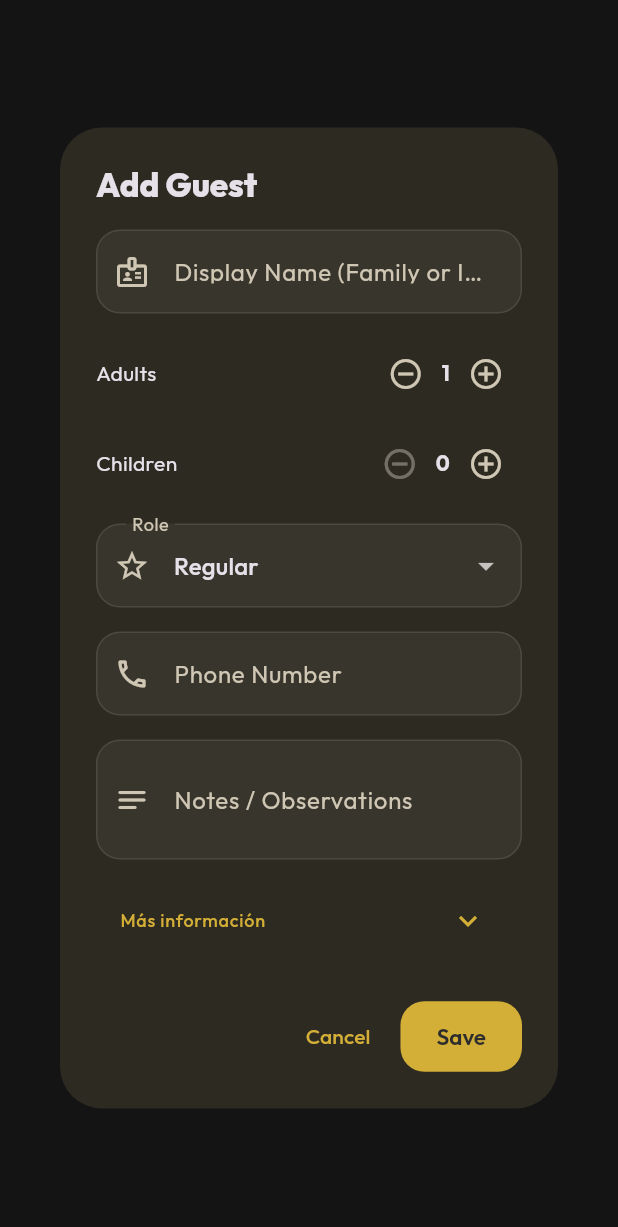
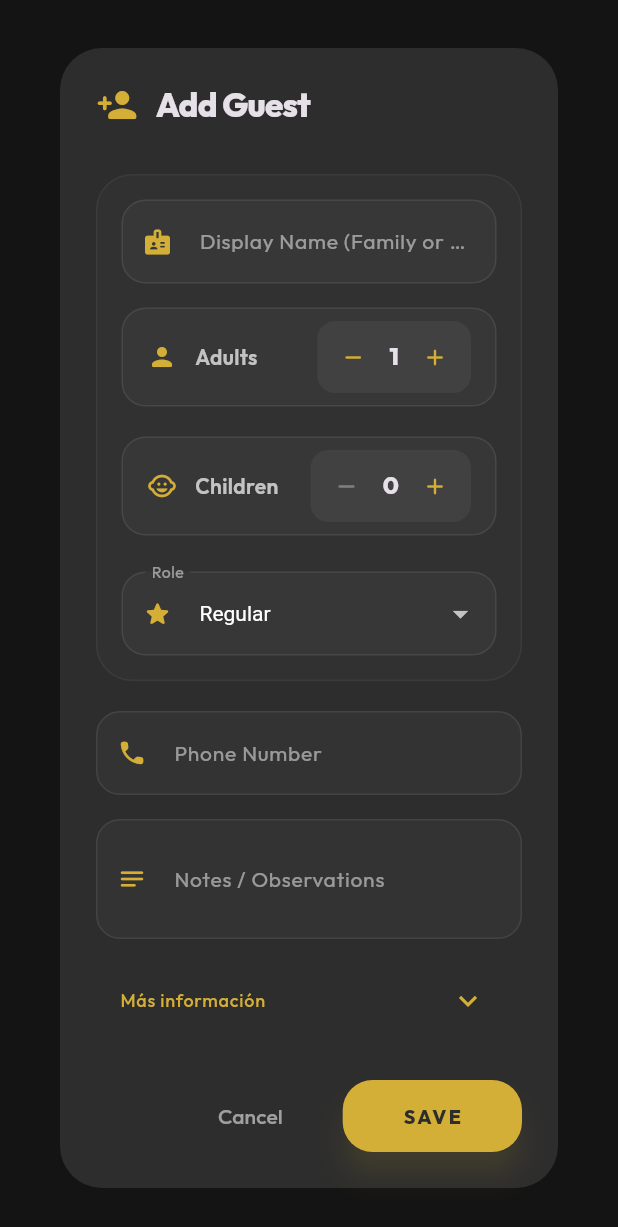
Before and after one commit to VRuul/Planea, a Flutter app: the _GuestDialog widget shown alone on an empty page, opened directly with empty values, on a phone screen of 412 x 824 dp. Shown: the top 1227 px of the screen. Run offline on Flutter 3.47's test engine with Material 3 defaults, Android fonts, the phone set to English and light mode, and no system bars; our stand-ins replace cloud_firestore, equatable, firebase_auth, firebase_core, go_router, google_fonts and 4 more; missing offline and left inert: flex_color_picker; accounts and stored records are empty.

Commit message:
feat(ui): premium redesign for guest form and counters
- Overhauled guest dialog with adaptive glassmorphism-inspired styling.
- Implemented a sleek, pill-shaped _CounterRow for better UX and visual consistency.
- Refined action buttons with proper hierarchy, custom shadows, and improved typography.
- Standardized input decorations across the entire guest management module.

```diff
--- a/lib/features/guests/guests_screen.dart
+++ b/lib/features/guests/guests_screen.dart
@@ -1628,58 +1628,77 @@ class _GuestDialogState extends State<_GuestDialog> {
   Widget build(BuildContext context) {
     final theme = Theme.of(context);
     final l = context.l10n;
+    final isDark = theme.brightness == Brightness.dark;
     return AlertDialog(
+      backgroundColor: isDark ? AppColors.charcoal : Colors.white,
       shape: RoundedRectangleBorder(borderRadius: BorderRadius.circular(28)),
-      title: Text(
+      titlePadding: const EdgeInsets.fromLTRB(24, 24, 24, 16),
+      title: Row(
+        children: [
+          Icon(Icons.person_add_rounded, color: AppColors.brushedGold, size: 28),
+          const SizedBox(width: 12),
+          Text(
             widget.guest == null ? l.addGuestTitle : "Editar Invitado",
             style: theme.textTheme.titleLarge?.copyWith(
               fontWeight: FontWeight.w800,
-        ),
+              letterSpacing: -0.5,
+            ),
+          ),
+        ],
       ),
       content: SizedBox(
-        width: 450,
+        width: 500,
         child: SingleChildScrollView(
           child: Column(
             mainAxisSize: MainAxisSize.min,
             children: [
               // ── CAMPOS BÁSICOS ──────────────────────────────────────────
+              Container(
+                padding: const EdgeInsets.all(16),
+                decoration: BoxDecoration(
+                  color: isDark ? Colors.white.withValues(alpha: 0.02) : Colors.black.withValues(alpha: 0.02),
+                  borderRadius: BorderRadius.circular(24),
+                  border: Border.all(color: isDark ? Colors.white.withValues(alpha: 0.05) : Colors.black.withValues(alpha: 0.05)),
+                ),
+                child: Column(
+                  children: [
                     TextField(
                       controller: _displayController,
-                decoration: InputDecoration(
-                  labelText: l.guestDisplayName,
-                  prefixIcon: const Icon(Icons.badge_outlined),
-                ),
+                      style: TextStyle(color: isDark ? Colors.white : Colors.black87),
+                      decoration: _inputDecoration(l.guestDisplayName, Icons.badge_rounded, theme),
                     ),
                     const SizedBox(height: 16),
                     _CounterRow(
                       label: l.countAdults,
                       count: _adults,
+                      icon: Icons.person_rounded,
                       onChanged: (v) => setState(() => _adults = v),
                     ),
                     const SizedBox(height: 12),
                     _CounterRow(
                       label: l.countChildren,
                       count: _children,
+                      icon: Icons.child_care_rounded,
                       onChanged: (v) => setState(() => _children = v),
                     ),
                     const SizedBox(height: 16),
                     _buildRoleSelector(l, theme),
-              const SizedBox(height: 16),
+                  ],
+                ),
+              ),
+              const SizedBox(height: 20),
               TextField(
                 controller: _phoneController,
-                decoration: InputDecoration(
-                  labelText: l.contactPhone,
-                  prefixIcon: const Icon(Icons.phone_outlined),
-                ),
+                keyboardType: TextInputType.phone,
+                style: TextStyle(color: isDark ? Colors.white : Colors.black87),
+                decoration: _inputDecoration(l.contactPhone, Icons.phone_rounded, theme),
               ),
               const SizedBox(height: 16),
               TextField(
                 controller: _notesController,
                 maxLines: 2,
-                decoration: InputDecoration(
-                  labelText: l.notesLabel,
-                  prefixIcon: const Icon(Icons.notes_rounded),
-                ),
+                style: TextStyle(color: isDark ? Colors.white : Colors.black87),
+                decoration: _inputDecoration(l.notesLabel, Icons.notes_rounded, theme),
               ),
 
               // ── SECCIÓN AVANZADA ────────────────────────────────────────
@@ -1716,14 +1735,14 @@ class _GuestDialogState extends State<_GuestDialog> {
                     if (_showSplitName) ...[
                       TextField(
                         controller: _firstController,
-                        decoration: InputDecoration(
-                          labelText: l.guestFirstName,
-                        ),
+                        style: TextStyle(color: isDark ? Colors.white : Colors.black87),
+                        decoration: _inputDecoration(l.guestFirstName, Icons.person_outline_rounded, theme),
                       ),
                       const SizedBox(height: 12),
                       TextField(
                         controller: _lastController,
-                        decoration: InputDecoration(labelText: l.guestLastName),
+                        style: TextStyle(color: isDark ? Colors.white : Colors.black87),
+                        decoration: _inputDecoration(l.guestLastName, Icons.person_outline_rounded, theme),
                       ),
                     ],
                     const Divider(height: 32),
@@ -1762,20 +1781,15 @@ class _GuestDialogState extends State<_GuestDialog> {
                     const Divider(height: 32),
                     TextField(
                       controller: _emailController,
-                      decoration: InputDecoration(
-                        labelText: l.contactEmail,
-                        prefixIcon: const Icon(Icons.email_outlined),
-                      ),
-                    ),
-                    const SizedBox(height: 12),
+                      style: TextStyle(color: isDark ? Colors.white : Colors.black87),
+                      decoration: _inputDecoration(l.contactEmail, Icons.email_rounded, theme),
+                    ),
+                    const SizedBox(height: 16),
                     TextField(
                       controller: _socialController,
-                      decoration: InputDecoration(
-                        labelText: l.contactSocial,
-                        prefixIcon: const Icon(Icons.link_rounded),
-                      ),
-                    ),
-                    const SizedBox(height: 12),
+                      style: TextStyle(color: isDark ? Colors.white : Colors.black87),
+                      decoration: _inputDecoration(l.contactSocial, Icons.link_rounded, theme),
+                    ),
                     const SizedBox(height: 12),
                     StreamBuilder<List<TableModel>>(
                       stream: _service.watchTables(widget.eventId),
@@ -1783,12 +1797,9 @@ class _GuestDialogState extends State<_GuestDialog> {
                         final tables = snap.data ?? [];
                         return DropdownButtonFormField<String?>(
                           value: _selectedTableId,
-                          decoration: InputDecoration(
-                            labelText: l.navTables,
-                            prefixIcon: const Icon(
-                              Icons.table_restaurant_outlined,
-                            ),
-                          ),
+                          style: TextStyle(color: isDark ? Colors.white : Colors.black87),
+                          dropdownColor: isDark ? AppColors.charcoal : Colors.white,
+                          decoration: _inputDecoration(l.navTables, Icons.table_restaurant_rounded, theme),
                           items: [
                             DropdownMenuItem(
                               value: null,
@@ -1809,34 +1820,78 @@ class _GuestDialogState extends State<_GuestDialog> {
                     const SizedBox(height: 12),
                     TextField(
                       controller: _dietController,
-                      decoration: InputDecoration(
-                        labelText: l.dietaryLabel,
-                        prefixIcon: const Icon(Icons.no_food_outlined),
-                      ),
-                    ),
-                  ],
-                ),
-              ),
-            ],
-          ),
-        ),
-      ),
+                      style: TextStyle(color: isDark ? Colors.white : Colors.black87),
+                      decoration: _inputDecoration(l.dietaryLabel, Icons.no_food_rounded, theme),
+                    ),
+                  ],
+                ),
+              ),
+            ],
+          ),
+        ),
+      ),
+      actionsPadding: const EdgeInsets.fromLTRB(24, 0, 24, 24),
       actions: [
         TextButton(
           onPressed: () => Navigator.pop(context),
+          style: TextButton.styleFrom(
+            foregroundColor: isDark ? Colors.white54 : Colors.black45,
+          ),
           child: Text(l.cancelButton),
         ),
+        const SizedBox(width: 12),
         ElevatedButton(
           onPressed: _saving ? null : () => _save(l),
+          style: ElevatedButton.styleFrom(
+            backgroundColor: AppColors.brushedGold,
+            foregroundColor: AppColors.charcoal,
+            elevation: 8,
+            shadowColor: AppColors.brushedGold.withValues(alpha: 0.3),
+            padding: const EdgeInsets.symmetric(horizontal: 40, vertical: 16),
+            shape: RoundedRectangleBorder(borderRadius: BorderRadius.circular(20)),
+          ),
           child: _saving
               ? const SizedBox(
                   width: 20,
                   height: 20,
-                  child: CircularProgressIndicator(strokeWidth: 2),
+                  child: CircularProgressIndicator(strokeWidth: 2, color: AppColors.charcoal),
                 )
-              : Text(l.saveButton),
-        ),
-      ],
+              : Text(
+                  l.saveButton.toUpperCase(),
+                  style: const TextStyle(
+                    fontWeight: FontWeight.w800,
+                    letterSpacing: 1.5,
+                    fontSize: 13,
+                  ),
+                ),
+        ),
+      ],
+    );
+  }
+
+  InputDecoration _inputDecoration(String label, IconData icon, ThemeData theme) {
+    final isDark = theme.brightness == Brightness.dark;
+    final baseColor = isDark ? Colors.white : Colors.black;
+
+    return InputDecoration(
+      labelText: label,
+      labelStyle: TextStyle(color: baseColor.withValues(alpha: 0.5), fontSize: 14),
+      prefixIcon: Icon(icon, color: AppColors.brushedGold, size: 20),
+      filled: true,
+      fillColor: baseColor.withValues(alpha: 0.03),
+      contentPadding: const EdgeInsets.symmetric(horizontal: 16, vertical: 16),
+      border: OutlineInputBorder(
+        borderRadius: BorderRadius.circular(16),
+        borderSide: BorderSide(color: baseColor.withValues(alpha: 0.08)),
+      ),
+      enabledBorder: OutlineInputBorder(
+        borderRadius: BorderRadius.circular(16),
+        borderSide: BorderSide(color: baseColor.withValues(alpha: 0.08)),
+      ),
+      focusedBorder: OutlineInputBorder(
+        borderRadius: BorderRadius.circular(16),
+        borderSide: const BorderSide(color: AppColors.brushedGold, width: 1.5),
+      ),
     );
   }
 
@@ -1851,13 +1906,15 @@ class _GuestDialogState extends State<_GuestDialog> {
       }
     }
 
+    final isDark = theme.brightness == Brightness.dark;
     return Column(
       crossAxisAlignment: CrossAxisAlignment.start,
       children: [
         DropdownButtonFormField<String>(
           value: _selectedCustomRole ?? _role.name,
-          decoration: InputDecoration(
-            labelText: l.roleLabel,
+          style: TextStyle(color: isDark ? Colors.white : Colors.black87),
+          dropdownColor: isDark ? AppColors.charcoal : Colors.white,
+          decoration: _inputDecoration(l.roleLabel, Icons.star_rounded, theme).copyWith(
             prefixIcon: Icon(
               _selectedCustomRole != null
                   ? (_selectedCustomRoleIcon != null
@@ -1865,8 +1922,10 @@ class _GuestDialogState extends State<_GuestDialog> {
                             _selectedCustomRoleIcon!,
                             fontFamily: 'MaterialIcons',
                           )
-                        : Icons.star_border_rounded)
-                  : Icons.star_outline,
+                        : Icons.star_rounded)
+                  : Icons.star_rounded,
+              color: AppColors.brushedGold,
+              size: 20,
             ),
           ),
           items: [
@@ -2047,33 +2106,67 @@ class _CounterRow extends StatelessWidget {
 
   @override
   Widget build(BuildContext context) {
-    return Row(
-      children: [
-        if (onRemove != null)
+    final theme = Theme.of(context);
+    final isDark = theme.brightness == Brightness.dark;
+    final baseColor = isDark ? Colors.white : Colors.black;
+
+    return Container(
+      margin: const EdgeInsets.only(bottom: 8),
+      padding: const EdgeInsets.symmetric(horizontal: 16, vertical: 8),
+      decoration: BoxDecoration(
+        color: baseColor.withValues(alpha: 0.03),
+        borderRadius: BorderRadius.circular(16),
+        border: Border.all(color: baseColor.withValues(alpha: 0.08)),
+      ),
+      child: Row(
+        children: [
+          Icon(icon ?? Icons.person_rounded, size: 20, color: AppColors.brushedGold),
+          const SizedBox(width: 12),
+          Expanded(
+            child: Text(
+              label,
+              style: theme.textTheme.bodyMedium?.copyWith(
+                fontWeight: FontWeight.w600,
+                color: baseColor.withValues(alpha: 0.7),
+              ),
+            ),
+          ),
+          Container(
+            decoration: BoxDecoration(
+              color: baseColor.withValues(alpha: 0.05),
+              borderRadius: BorderRadius.circular(12),
+            ),
+            child: Row(
+              mainAxisSize: MainAxisSize.min,
+              children: [
                 IconButton(
-            icon: const Icon(
-              Icons.remove_circle_rounded,
-              color: Colors.redAccent,
-              size: 18,
-            ),
+                  icon: const Icon(Icons.remove_rounded, size: 18),
+                  onPressed: count > 0 ? () => onChanged(count - 1) : null,
+                  constraints: const BoxConstraints(minWidth: 40, minHeight: 40),
+                  color: AppColors.brushedGold,
+                ),
+                Text(
+                  '$count',
+                  style: const TextStyle(fontWeight: FontWeight.w800, fontSize: 16),
+                ),
+                IconButton(
+                  icon: const Icon(Icons.add_rounded, size: 18),
+                  onPressed: () => onChanged(count + 1),
+                  constraints: const BoxConstraints(minWidth: 40, minHeight: 40),
+                  color: AppColors.brushedGold,
+                ),
+              ],
+            ),
+          ),
+          if (onRemove != null) ...[
+            const SizedBox(width: 8),
+            IconButton(
+              icon: const Icon(Icons.delete_sweep_rounded, color: Colors.redAccent, size: 20),
               onPressed: onRemove,
-            padding: EdgeInsets.zero,
-            constraints: const BoxConstraints(),
-          ),
-        if (onRemove != null) const SizedBox(width: 8),
-        if (icon != null) Icon(icon, size: 18, color: AppColors.brushedGold),
-        if (icon != null) const SizedBox(width: 8),
-        Expanded(child: Text(label, style: const TextStyle(fontSize: 14))),
-        IconButton(
-          icon: const Icon(Icons.remove_circle_outline),
-          onPressed: count > 0 ? () => onChanged(count - 1) : null,
-        ),
-        Text('$count', style: const TextStyle(fontWeight: FontWeight.bold)),
-        IconButton(
-          icon: const Icon(Icons.add_circle_outline),
-          onPressed: () => onChanged(count + 1),
-        ),
-      ],
+            ),
+          ],
+        ],
+      ),
     );
   }
 }
```
Lines whose indentation alone changed are shown as unchanged.
